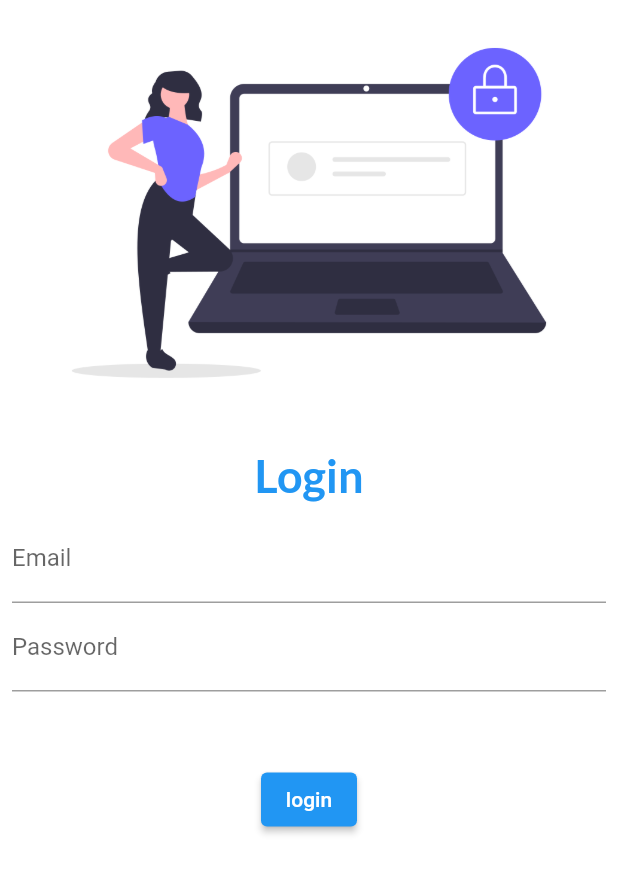
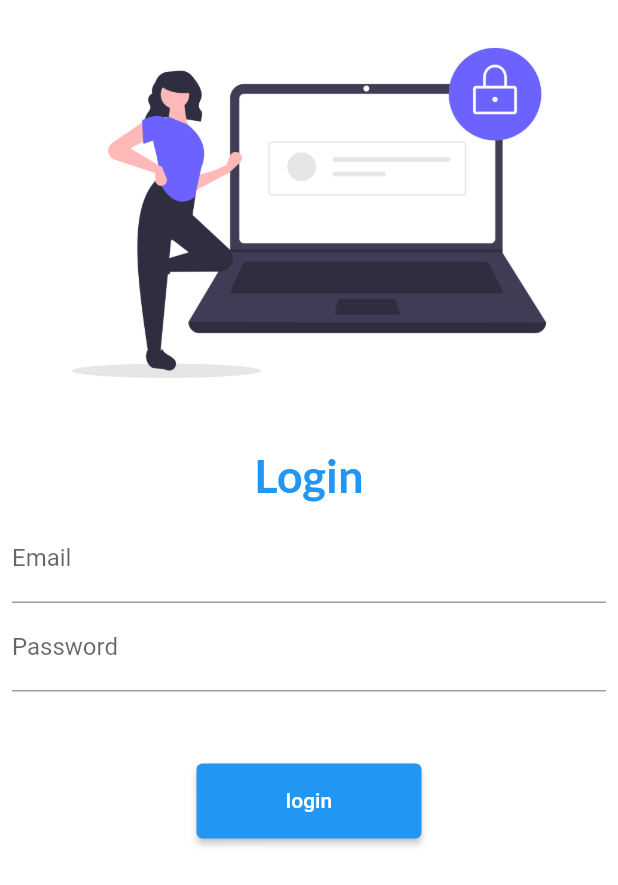
Before and after one commit to hritik7818/First-Flutter-App, a Flutter app: the screen it shows after launch, on a phone screen of 412 x 824 dp. Shown: the top 885 px of the screen. Run offline on Flutter 3.47's test engine with Material 2 defaults, Android fonts, the phone set to English and light mode, and no system bars; our stand-ins replace google_fonts.

Commit message:
added SingleChildScrollView , customize ElevatedButton and add Navigator using routes

```diff
--- a/lib/main.dart
+++ b/lib/main.dart
@@ -1,6 +1,7 @@
 import "package:flutter/material.dart";
 import 'package:flutter_application_2/pages/homePage.dart';
 import 'package:flutter_application_2/pages/loginPage.dart';
+import 'package:flutter_application_2/utils/routes.dart';
 
 void main() {
   runApp(MyApp());
@@ -14,8 +15,8 @@ class MyApp extends StatelessWidget {
     return MaterialApp(
       initialRoute: "/login",
       routes: {
-        "/": (context) => HomePage(),
-        "/login": (context) => LoginPage(),
+        MyRoutes.homePage: (context) => HomePage(),
+        MyRoutes.loginPage: (context) => LoginPage(),
       },
     );
   }
--- a/lib/pages/homePage.dart
+++ b/lib/pages/homePage.dart
@@ -12,7 +12,7 @@ class HomePage extends StatelessWidget {
       body: Center(
         child: Container(
           child: Text(
-            "hello world",
+            "Simple Calculator",
           ),
         ),
       ),
--- a/lib/pages/loginPage.dart
+++ b/lib/pages/loginPage.dart
@@ -1,4 +1,5 @@
 import 'package:flutter/material.dart';
+import 'package:flutter_application_2/utils/routes.dart';
 import "package:google_fonts/google_fonts.dart";
 
 class LoginPage extends StatelessWidget {
@@ -8,6 +9,7 @@ class LoginPage extends StatelessWidget {
   Widget build(BuildContext context) {
     return Material(
       color: Colors.white,
+      child: SingleChildScrollView(
         child: Column(
           children: [
             Image.asset(
@@ -49,10 +51,15 @@ class LoginPage extends StatelessWidget {
             ),
             ElevatedButton(
               onPressed: () {
-                print("button pressed");
+                Navigator.pushNamed(context, MyRoutes.homePage);
               },
-              child: Text("login"))
+              child: Text("login"),
+              style: TextButton.styleFrom(
+                minimumSize: Size(150, 50),
+              ),
+            ),
           ],
+        ),
       ),
     );
   }
--- /dev/null
+++ b/lib/utils/routes.dart
@@ -0,0 +1,4 @@
+class MyRoutes {
+  static String homePage = "/";
+  static String loginPage = "/login";
+}
```
Lines whose indentation alone changed are shown as unchanged.
